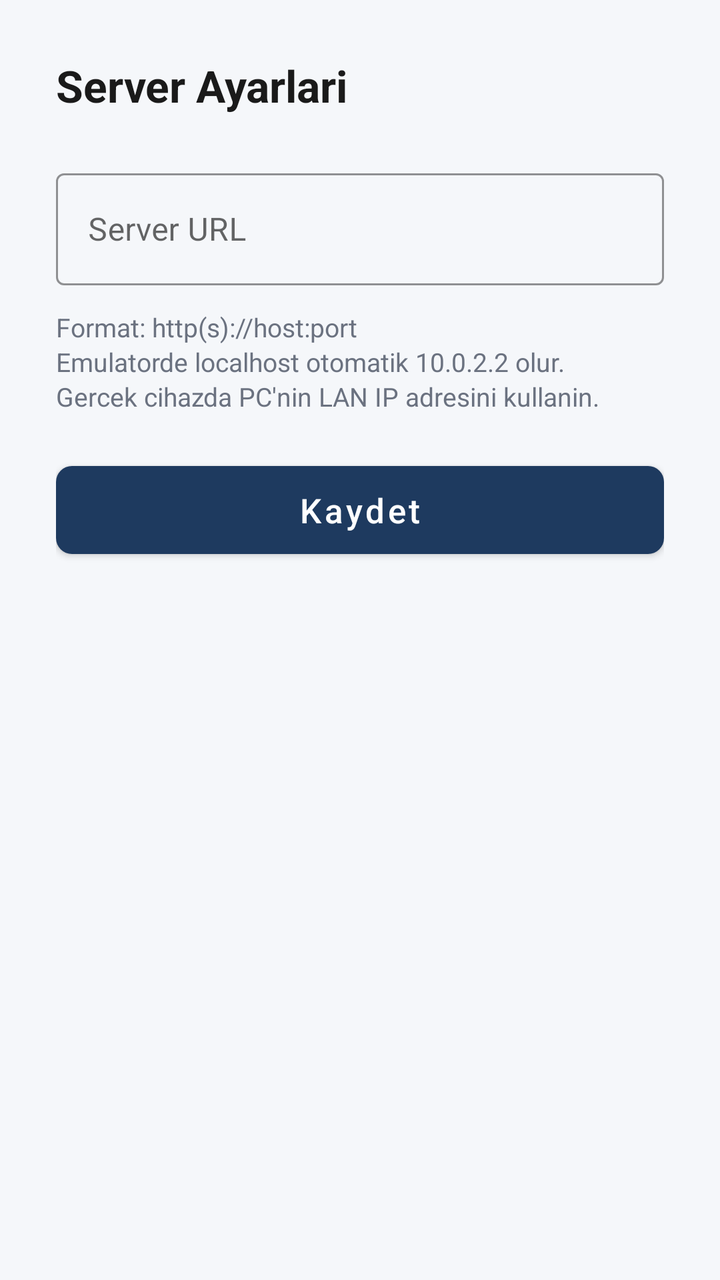
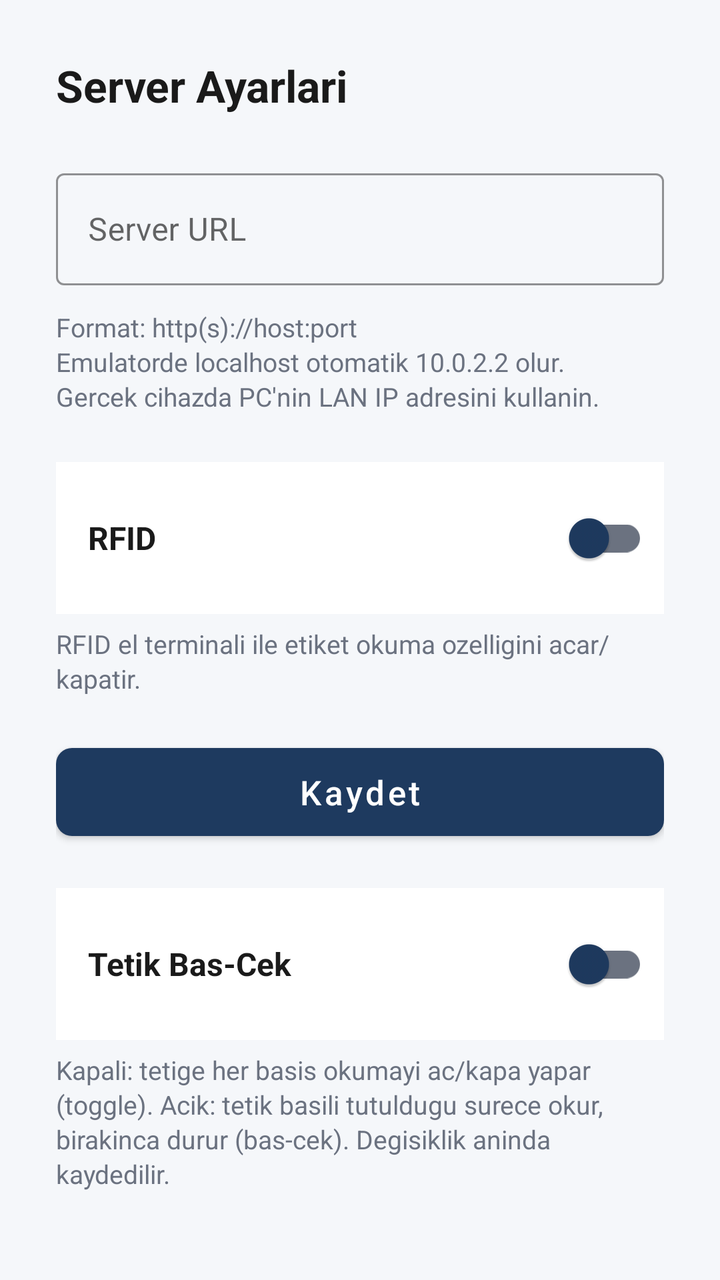

Before-and-after screenshots of an Android layout around one commit, followed by the original layout XML and the change that was made.
<!-- AndroidManifest.xml: application theme Theme.ArmineOrderModule -->
<!-- res/layout/activity_server_settings.xml -->
<?xml version="1.0" encoding="utf-8"?>
<LinearLayout xmlns:android="http://schemas.android.com/apk/res/android"
    xmlns:app="http://schemas.android.com/apk/res-auto"
    android:layout_width="match_parent"
    android:layout_height="match_parent"
    android:orientation="vertical"
    android:padding="28dp"
    android:background="@color/login_background">

    <TextView
        android:layout_width="match_parent"
        android:layout_height="wrap_content"
        android:text="@string/server_settings_title"
        android:textColor="@color/login_title"
        android:textSize="22sp"
        android:textStyle="bold" />

    <com.google.android.material.textfield.TextInputLayout
        android:id="@+id/tilServerUrl"
        style="@style/Widget.MaterialComponents.TextInputLayout.OutlinedBox"
        android:layout_width="match_parent"
        android:layout_height="wrap_content"
        android:layout_marginTop="24dp"
        android:hint="@string/server_url"
        app:boxStrokeColor="@color/login_primary"
        app:hintTextColor="@color/login_primary">

        <com.google.android.material.textfield.TextInputEditText
            android:id="@+id/etServerUrl"
            android:layout_width="match_parent"
            android:layout_height="wrap_content"
            android:inputType="textUri"
            android:imeOptions="actionDone"
            android:maxLines="1"
            android:minHeight="56dp"
            android:textSize="16sp" />
    </com.google.android.material.textfield.TextInputLayout>

    <TextView
        android:layout_width="match_parent"
        android:layout_height="wrap_content"
        android:layout_marginTop="12dp"
        android:lineSpacingExtra="2dp"
        android:text="@string/server_url_help"
        android:textColor="@color/login_subtitle"
        android:textSize="13sp" />

    <com.google.android.material.button.MaterialButton
        android:id="@+id/btnSaveServerUrl"
        android:layout_width="match_parent"
        android:layout_height="56dp"
        android:layout_marginTop="20dp"
        android:text="@string/server_save"
        android:textAllCaps="false"
        android:textSize="17sp"
        app:backgroundTint="@color/login_primary"
        app:cornerRadius="8dp" />

</LinearLayout>
<!-- resources referenced by this layout -->
<resources>
  <color name="login_background">#FFF5F7FA</color>
  <color name="login_primary">#FF1E3A5F</color>
  <color name="login_subtitle">#FF6B7280</color>
  <color name="login_title">#FF1A1A1A</color>
  <string name="server_save">Kaydet</string>
  <string name="server_settings_title">Server Ayarlari</string>
  <string name="server_url">Server URL</string>
  <string name="server_url_help">Format: http(s)://host:port\nEmulatorde localhost otomatik 10.0.2.2 olur.\nGercek cihazda PC\'nin LAN IP adresini kullanin.</string>
  <style name="Theme.ArmineOrderModule" parent="Theme.MaterialComponents.DayNight.NoActionBar">
          
          <item name="colorPrimary">@color/purple_500</item>
          <item name="colorPrimaryVariant">@color/purple_700</item>
          <item name="colorOnPrimary">@color/white</item>
          
          <item name="colorSecondary">@color/teal_200</item>
          <item name="colorSecondaryVariant">@color/teal_700</item>
          <item name="colorOnSecondary">@color/black</item>
          
          <item name="android:statusBarColor">?attr/colorPrimaryVariant</item>
          
      </style>
  <color name="purple_500">#FF6200EE</color>
  <color name="purple_700">#FF3700B3</color>
  <color name="white">#FFFFFFFF</color>
  <color name="teal_200">#FF03DAC5</color>
  <color name="teal_700">#FF018786</color>
  <color name="black">#FF000000</color>
</resources>

<!-- the commit's change to res/layout/activity_server_settings.xml (unified diff, before → after) -->
@@ -45,6 +45,46 @@
         android:textColor="@color/login_subtitle"
         android:textSize="13sp" />
 
+    <LinearLayout
+        android:layout_width="match_parent"
+        android:layout_height="wrap_content"
+        android:layout_marginTop="24dp"
+        android:background="@color/white"
+        android:gravity="center_vertical"
+        android:orientation="horizontal"
+        android:paddingStart="16dp"
+        android:paddingTop="14dp"
+        android:paddingEnd="8dp"
+        android:paddingBottom="14dp">
+
+        <TextView
+            android:layout_width="0dp"
+            android:layout_height="wrap_content"
+            android:layout_weight="1"
+            android:text="@string/server_rfid_switch_label"
+            android:textColor="@color/login_title"
+            android:textSize="16sp"
+            android:textStyle="bold" />
+
+        <com.google.android.material.switchmaterial.SwitchMaterial
+            android:id="@+id/switchRfid"
+            android:layout_width="wrap_content"
+            android:layout_height="wrap_content"
+            android:text=""
+            app:thumbTint="@color/login_primary"
+            app:trackTint="@color/login_subtitle" />
+
+    </LinearLayout>
+
+    <TextView
+        android:layout_width="match_parent"
+        android:layout_height="wrap_content"
+        android:layout_marginTop="6dp"
+        android:lineSpacingExtra="2dp"
+        android:text="@string/server_rfid_switch_help"
+        android:textColor="@color/login_subtitle"
+        android:textSize="13sp" />
+
     <com.google.android.material.button.MaterialButton
         android:id="@+id/btnSaveServerUrl"
         android:layout_width="match_parent"
@@ -56,4 +96,44 @@
         app:backgroundTint="@color/login_primary"
         app:cornerRadius="8dp" />
 
+    <LinearLayout
+        android:layout_width="match_parent"
+        android:layout_height="wrap_content"
+        android:layout_marginTop="20dp"
+        android:background="@color/white"
+        android:gravity="center_vertical"
+        android:orientation="horizontal"
+        android:paddingStart="16dp"
+        android:paddingTop="14dp"
+        android:paddingEnd="8dp"
+        android:paddingBottom="14dp">
+
+        <TextView
+            android:layout_width="0dp"
+            android:layout_height="wrap_content"
+            android:layout_weight="1"
+            android:text="@string/server_trigger_mode_switch_label"
+            android:textColor="@color/login_title"
+            android:textSize="16sp"
+            android:textStyle="bold" />
+
+        <com.google.android.material.switchmaterial.SwitchMaterial
+            android:id="@+id/switchTriggerMode"
+            android:layout_width="wrap_content"
+            android:layout_height="wrap_content"
+            android:text=""
+            app:thumbTint="@color/login_primary"
+            app:trackTint="@color/login_subtitle" />
+
+    </LinearLayout>
+
+    <TextView
+        android:layout_width="match_parent"
+        android:layout_height="wrap_content"
+        android:layout_marginTop="6dp"
+        android:lineSpacingExtra="2dp"
+        android:text="@string/server_trigger_mode_switch_help"
+        android:textColor="@color/login_subtitle"
+        android:textSize="13sp" />
+
 </LinearLayout>
<!-- resource entries referenced after the edit -->
@@ -6,6 +6,8 @@
   <color name="login_title">#FF1A1A1A</color>
   <string name="server_save">Kaydet</string>
   <string name="server_settings_title">Server Ayarlari</string>
+  <string name="server_trigger_mode_switch_help">Kapali: tetige her basis okumayi ac/kapa yapar (toggle). Acik: tetik basili tutuldugu surece okur, birakinca durur (bas-cek). Degisiklik aninda kaydedilir.</string>
+  <string name="server_trigger_mode_switch_label">Tetik Bas-Cek</string>
   <string name="server_url">Server URL</string>
   <string name="server_url_help">Format: http(s)://host:port\nEmulatorde localhost otomatik 10.0.2.2 olur.\nGercek cihazda PC\'nin LAN IP adresini kullanin.</string>
   <style name="Theme.ArmineOrderModule" parent="Theme.MaterialComponents.DayNight.NoActionBar">
@@ -24,6 +26,8 @@
   <color name="purple_500">#FF6200EE</color>
   <color name="purple_700">#FF3700B3</color>
   <color name="white">#FFFFFFFF</color>
+  <string name="server_rfid_switch_help">RFID el terminali ile etiket okuma ozelligini acar/kapatir.</string>
+  <string name="server_rfid_switch_label">RFID</string>
   <color name="teal_200">#FF03DAC5</color>
   <color name="teal_700">#FF018786</color>
   <color name="black">#FF000000</color>
